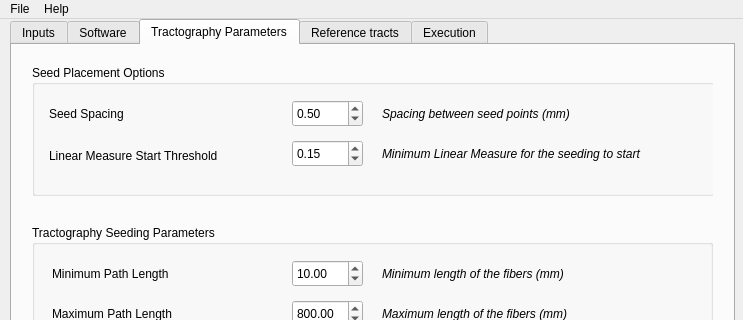
Above: AutoTract.ui from wendyuu/AutoTract before the change; both pictures show x 0 to 743 and y 0 to 320 of the 743 by 760 pixel window. Below: the same form after it.
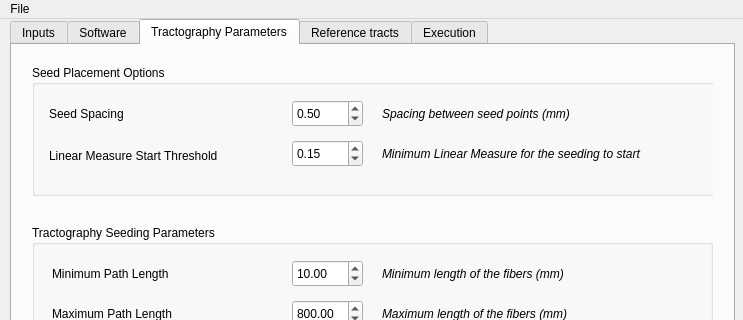
That is the form after the change. The open tabs and pages were chosen to show the change.

Commit message: ENH: use of QTGUI to generate data structure/load/save classes. load and save functional via the GUI.

```diff
--- a/AutoTract.ui
+++ b/AutoTract.ui
@@ -1250,15 +1250,10 @@
     <addaction name="actionLoad_Configuration"/>
     <addaction name="actionSave_Configuration"/>
     <addaction name="separator"/>
-   </widget>
-   <widget class="QMenu" name="menuHelp">
-    <property name="title">
-     <string>Help</string>
-    </property>
-    <addaction name="actionAbout"/>
+    <addaction name="actionLoad_Software_Configuration"/>
+    <addaction name="actionSave_Software_Configuration"/>
    </widget>
    <addaction name="menuFile"/>
-   <addaction name="menuHelp"/>
   </widget>
   <widget class="QStatusBar" name="statusbar"/>
   <action name="actionLoad_Configuration">
```
Left out of the diff: 85 changed lines with no effect on the pictures. The commit also changes 5 other files.
